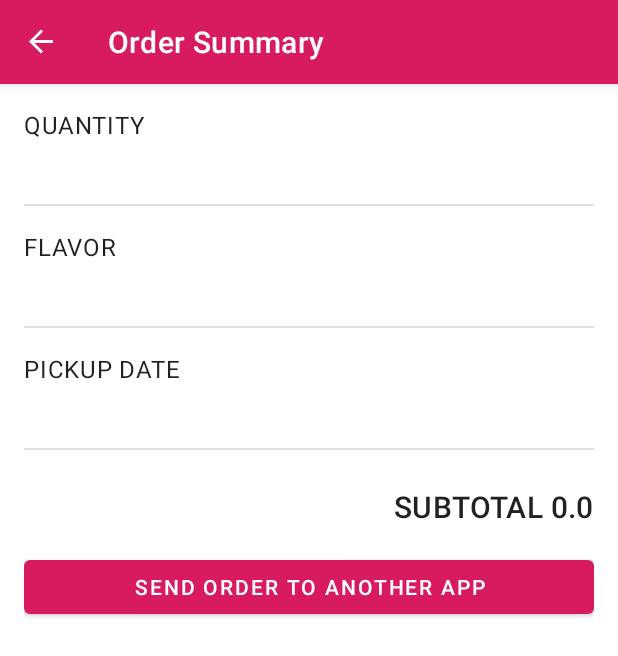
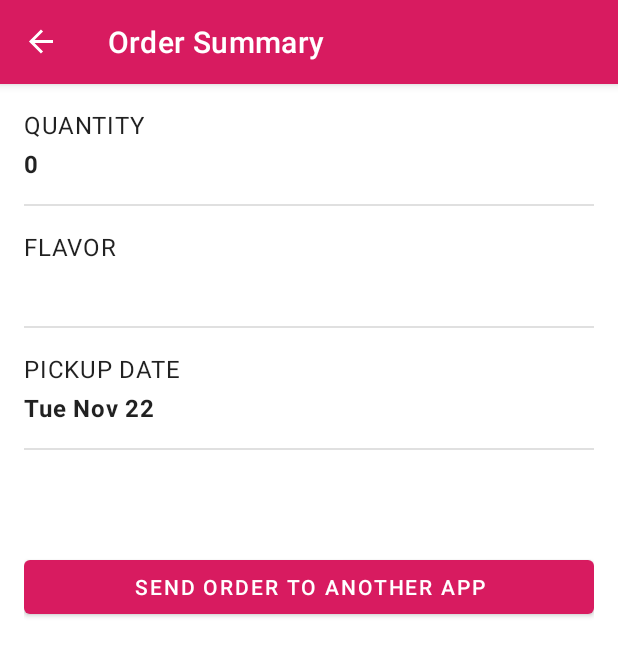
Before and after one commit to jdholwick/cupcake-app, an Android app: the SummaryFragment screen opened through its navigation route, on a phone screen of 412 x 824 dp. Shown: the top 656 px of the screen. Run offline under Robolectric (Android 15) with nearby library versions, the phone set to English and light mode, and no system bars; our stand-ins replace data binding, navigation-ui; 2 statements that could not run were skipped.

Commit message:
Added code I forgot to add for the summary screen fragment of the app. Also, currently working on button functions. App may not work at this point; I haven't run since very last additions.

```diff
--- a/app/src/main/java/com/example/cupcake/FlavorFragment.kt
+++ b/app/src/main/java/com/example/cupcake/FlavorFragment.kt
@@ -52,7 +52,7 @@ class FlavorFragment : Fragment() {
         binding?.apply {
             lifecycleOwner = viewLifecycleOwner
             viewModel = sharedViewModel
-            nextButton.setOnClickListener { goToNextScreen() }
+            flavorFragment = this@FlavorFragment
         }
     }
 
--- a/app/src/main/java/com/example/cupcake/PickupFragment.kt
+++ b/app/src/main/java/com/example/cupcake/PickupFragment.kt
@@ -52,7 +52,7 @@ class PickupFragment : Fragment() {
         binding?.apply {
             lifecycleOwner = viewLifecycleOwner
             viewModel = sharedViewModel
-            nextButton.setOnClickListener { goToNextScreen() }
+            pickupFragment = this@PickupFragment
         }
     }
 
--- a/app/src/main/java/com/example/cupcake/StartFragment.kt
+++ b/app/src/main/java/com/example/cupcake/StartFragment.kt
@@ -48,13 +48,7 @@ class StartFragment : Fragment() {
 
     override fun onViewCreated(view: View, savedInstanceState: Bundle?) {
         super.onViewCreated(view, savedInstanceState)
-
-        binding?.apply {
-            // Set up the button click listeners
-            orderOneCupcake.setOnClickListener { orderCupcake(1) }
-            orderSixCupcakes.setOnClickListener { orderCupcake(6) }
-            orderTwelveCupcakes.setOnClickListener { orderCupcake(12) }
-        }
+        binding?.startFragment = this
     }
 
     /**
--- a/app/src/main/java/com/example/cupcake/SummaryFragment.kt
+++ b/app/src/main/java/com/example/cupcake/SummaryFragment.kt
@@ -53,7 +53,7 @@ class SummaryFragment : Fragment() {
         binding?.apply {
             lifecycleOwner = viewLifecycleOwner
             viewModel = sharedViewModel
-            sendButton.setOnClickListener { sendOrder() }
+            summaryFragment = this@SummaryFragment
         }
     }
 
--- a/app/src/main/java/com/example/cupcake/model/OrderViewModel.kt
+++ b/app/src/main/java/com/example/cupcake/model/OrderViewModel.kt
@@ -2,7 +2,9 @@ package com.example.cupcake.model
 
 import androidx.lifecycle.LiveData
 import androidx.lifecycle.MutableLiveData
+import androidx.lifecycle.Transformations
 import androidx.lifecycle.ViewModel
+import java.text.NumberFormat
 import java.text.SimpleDateFormat
 import java.util.*
 
@@ -10,6 +12,7 @@ private const val PRICE_PER_CUPCAKE = 2.00
 private const val PRICE_FOR_SAME_DAY_PICKUP = 3.00
 
 class OrderViewModel : ViewModel() {
+
     private val _quantity = MutableLiveData<Int>(0)
     val quantity: LiveData<Int> = _quantity
 
@@ -19,10 +22,16 @@ class OrderViewModel : ViewModel() {
     private val _date = MutableLiveData<String>("")
     val date: LiveData<String> = _date
 
-    private val _price = MutableLiveData<Double>(0.0)
-    val price: LiveData<Double> = _price
+    private val _price = MutableLiveData<Double>()
+    val price: LiveData<String> = Transformations.map(_price) {
+        NumberFormat.getCurrencyInstance().format(it)
+    }
 
     val dateOptions = getPickupOptions()
+
+    init {
+        resetOrder()
+    }
 
     fun setQuantity(numberCupcakes: Int) {
         _quantity.value = numberCupcakes
@@ -47,6 +56,7 @@ class OrderViewModel : ViewModel() {
         val formatter = SimpleDateFormat("E MMM d", Locale.getDefault())
         val calendar = Calendar.getInstance()
 
+        // Create a list of dates starting with the current date and the following 3 dates
         repeat(4) {
             options.add(formatter.format(calendar.time))
             calendar.add(Calendar.DATE, 1)
@@ -63,4 +73,11 @@ class OrderViewModel : ViewModel() {
         }
         _price.value = calculatedPrice
     }
+
+    fun resetOrder() {
+        _quantity.value = 0
+        _flavor.value = ""
+        _date.value = dateOptions[0]
+        _price.value = 0.0
+    }
 }
--- a/app/src/main/res/layout/fragment_pickup.xml
+++ b/app/src/main/res/layout/fragment_pickup.xml
@@ -24,6 +24,10 @@
         <variable
             name="viewModel"
             type="com.example.cupcake.model.OrderViewModel" />
+
+        <variable
+            name="pickupFragment"
+            type="com.example.cupcake.PickupFragment" />
     </data>
 
     <ScrollView
--- a/app/src/main/res/layout/fragment_summary.xml
+++ b/app/src/main/res/layout/fragment_summary.xml
@@ -23,6 +23,10 @@
         <variable
             name="viewModel"
             type="com.example.cupcake.model.OrderViewModel" />
+
+        <variable
+            name="summaryFragment"
+            type="com.example.cupcake.SummaryFragment" />
     </data>
 
     <ScrollView
@@ -58,7 +62,7 @@
                     android:layout_width="wrap_content"
                     android:layout_height="wrap_content"
                     android:layout_marginTop="@dimen/order_summary_margin"
-                    tools:text="6 cupcakes" />
+                    android:text="@{viewModel.quantity.toString()}" />
 
                 <View
                     android:id="@+id/divider1"
@@ -81,7 +85,7 @@
                     android:layout_width="wrap_content"
                     android:layout_height="wrap_content"
                     android:layout_marginTop="@dimen/order_summary_margin"
-                    tools:text="Chocolate" />
+                    android:text="@{viewModel.flavor}" />
 
                 <View
                     android:id="@+id/divider2"
@@ -104,7 +108,7 @@
                     android:layout_width="wrap_content"
                     android:layout_height="wrap_content"
                     android:layout_marginTop="@dimen/order_summary_margin"
-                    tools:text="Sunday" />
+                    android:text="@{viewModel.date}" />
 
                 <View
                     android:id="@+id/divider3"
```
Also changed, not shown: app/src/main/res/layout/fragment_flavor.xml (+10 -0 lines), app/src/main/res/layout/fragment_start.xml (+10 -0 lines).
